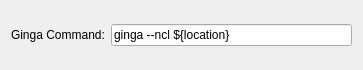
First picture: the form in composer-gui/ui/RunGingaConfig.ui, repository TeleMidia/nclcomposer, before the edit.
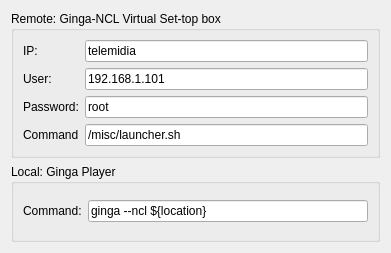
Second picture: the form after the edit.

Commit message:
[gui] maint: Run a remote NCL.
* include/RunGingaConfig.h: New file.
* include/SimpleSSHClient.h: New file.
* src/RunGingaConfig.cpp: New file.
* src/SimpleSSHClient.cpp: New file.

* Composer.pro: Likewise.
* include/PreferencesDialog.h: Likewise.
* src/ComposerMainWindow.cpp: Likewise.
* src/PerspectiveManager.cpp: Likewise.
* src/PreferencesDialog.cpp: Likewise.
* ui/EnvironmentPreferencesWidget.ui: Likewise.
* ui/PreferencesDialog.ui: Likewise.
* ui/RunGingaConfig.ui: Likewise.

The edit to the form file:
```diff
--- a/composer-gui/ui/RunGingaConfig.ui
+++ b/composer-gui/ui/RunGingaConfig.ui
@@ -6,8 +6,8 @@
    <rect>
     <x>0</x>
     <y>0</y>
-    <width>363</width>
-    <height>70</height>
+    <width>391</width>
+    <height>253</height>
    </rect>
   </property>
   <property name="windowTitle">
@@ -15,22 +15,121 @@
   </property>
   <layout class="QVBoxLayout" name="verticalLayout">
    <item>
-    <layout class="QGridLayout" name="gridLayout">
-     <item row="0" column="1">
-      <widget class="QLineEdit" name="lineEdit">
-       <property name="text">
-        <string>ginga --ncl ${location}</string>
-       </property>
-      </widget>
-     </item>
-     <item row="0" column="0">
-      <widget class="QLabel" name="label">
-       <property name="text">
-        <string>Ginga Command:</string>
-       </property>
-      </widget>
-     </item>
-    </layout>
+    <widget class="QGroupBox" name="groupBox_2">
+     <property name="title">
+      <string>Remote: Ginga-NCL Virtual Set-top box</string>
+     </property>
+     <layout class="QHBoxLayout" name="horizontalLayout_2">
+      <item>
+       <layout class="QGridLayout" name="gridLayout_2">
+        <item row="1" column="0">
+         <widget class="QLabel" name="label_2">
+          <property name="text">
+           <string>IP:</string>
+          </property>
+         </widget>
+        </item>
+        <item row="3" column="0">
+         <widget class="QLabel" name="label_3">
+          <property name="text">
+           <string>User:</string>
+          </property>
+         </widget>
+        </item>
+        <item row="4" column="0">
+         <widget class="QLabel" name="label_4">
+          <property name="text">
+           <string>Password:</string>
+          </property>
+         </widget>
+        </item>
+        <item row="5" column="0">
+         <widget class="QLabel" name="label_5">
+          <property name="text">
+           <string>Command</string>
+          </property>
+         </widget>
+        </item>
+        <item row="5" column="1">
+         <widget class="QLineEdit" name="lineEdit_RemoteCmd">
+          <property name="focusPolicy">
+           <enum>Qt::StrongFocus</enum>
+          </property>
+          <property name="text">
+           <string>/misc/launcher.sh</string>
+          </property>
+         </widget>
+        </item>
+        <item row="3" column="1">
+         <widget class="QLineEdit" name="lineEdit_RemoteUser">
+          <property name="focusPolicy">
+           <enum>Qt::StrongFocus</enum>
+          </property>
+          <property name="text">
+           <string>192.168.1.101</string>
+          </property>
+         </widget>
+        </item>
+        <item row="4" column="1">
+         <widget class="QLineEdit" name="lineEdit_RemotePassword">
+          <property name="focusPolicy">
+           <enum>Qt::StrongFocus</enum>
+          </property>
+          <property name="text">
+           <string>root</string>
+          </property>
+         </widget>
+        </item>
+        <item row="1" column="1">
+         <widget class="QLineEdit" name="lineEdit_RemoteIP">
+          <property name="focusPolicy">
+           <enum>Qt::StrongFocus</enum>
+          </property>
+          <property name="text">
+           <string>telemidia</string>
+          </property>
+         </widget>
+        </item>
+       </layout>
+      </item>
+     </layout>
+    </widget>
+   </item>
+   <item>
+    <widget class="QGroupBox" name="groupBox">
+     <property name="autoFillBackground">
+      <bool>false</bool>
+     </property>
+     <property name="title">
+      <string>Local: Ginga Player</string>
+     </property>
+     <property name="flat">
+      <bool>false</bool>
+     </property>
+     <property name="checkable">
+      <bool>false</bool>
+     </property>
+     <layout class="QHBoxLayout" name="horizontalLayout">
+      <item>
+       <layout class="QGridLayout" name="gridLayout">
+        <item row="0" column="0">
+         <widget class="QLabel" name="label">
+          <property name="text">
+           <string>Command:</string>
+          </property>
+         </widget>
+        </item>
+        <item row="0" column="1">
+         <widget class="QLineEdit" name="lineEdit">
+          <property name="text">
+           <string>ginga --ncl ${location}</string>
+          </property>
+         </widget>
+        </item>
+       </layout>
+      </item>
+     </layout>
+    </widget>
    </item>
   </layout>
  </widget>
```
Left out of the diff: 7 changed lines with no effect on the pictures. The commit also changes 11 other files.
